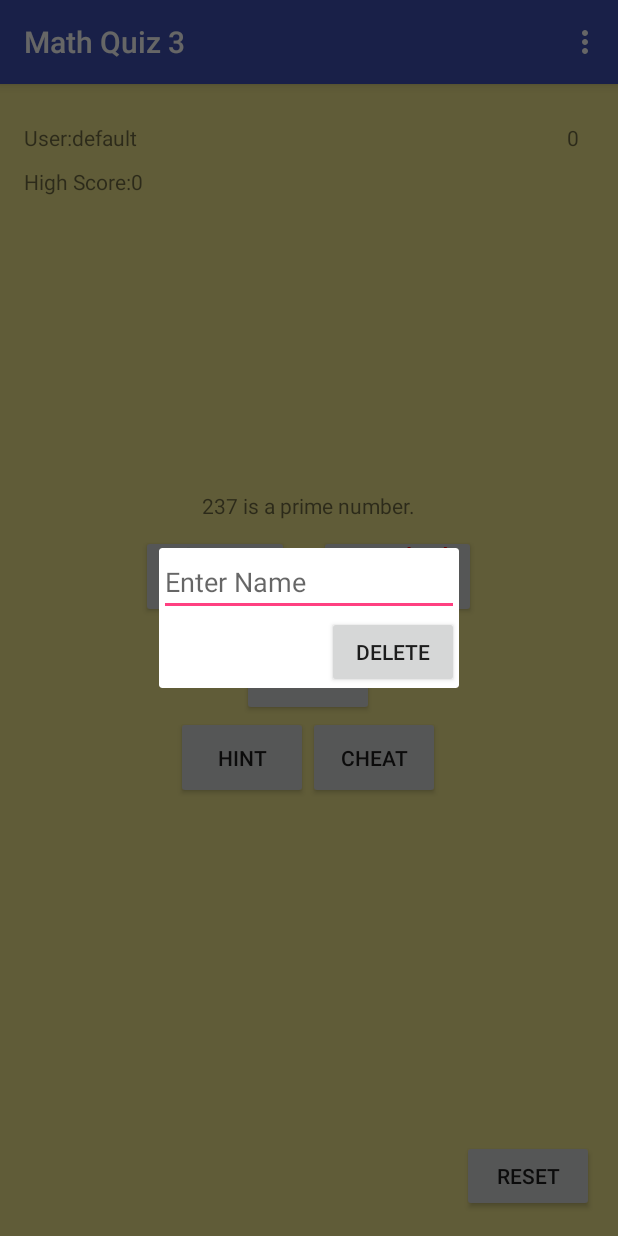
After one commit to adeshpdelhi/MCAssignment3, an Android app: the fragment DeleteUserFragment placed in its activity, on a phone screen of 412 x 824 dp. The commit adds this screen. Run offline under Robolectric (Android 15) with nearby library versions, the phone set to English and light mode, and no system bars.

Commit message:
delete user implemented

```diff
--- /dev/null
+++ b/app/src/main/java/com/creation/adesh/mcassignment3/DeleteUserFragment.java
@@ -0,0 +1,60 @@
+package com.creation.adesh.mcassignment3;
+
+import android.content.Context;
+import android.net.Uri;
+import android.os.Bundle;
+import android.support.v4.app.DialogFragment;
+import android.support.v4.app.Fragment;
+import android.view.LayoutInflater;
+import android.view.View;
+import android.view.ViewGroup;
+import android.widget.Button;
+import android.widget.EditText;
+
+
+public class DeleteUserFragment extends DialogFragment {
+
+    private DeleteUserListener mListener;
+    private EditText mName = null;
+
+    public DeleteUserFragment() {
+        // Required empty public constructor
+    }
+
+    @Override
+    public View onCreateView(LayoutInflater inflater, ViewGroup container,
+                             Bundle savedInstanceState) {
+        // Inflate the layout for this fragment
+        getDialog().setTitle("Delete user");
+        // Inflate the layout for this fragment
+        View v= inflater.inflate(R.layout.fragment_delete_user, container, false);
+        mName = (EditText)v.findViewById(R.id.deletename);
+        Button mSwitchUserButton = (Button)v.findViewById(R.id.deleteuserbutton);
+        mSwitchUserButton.setOnClickListener(new View.OnClickListener(){
+                                                 public void onClick(View v){
+                                                     String name = mName.getText().toString();
+                                                     mListener.deleteUser(name);
+                                                     dismiss();
+                                                 }
+                                             }
+
+        );
+        return v;
+    }
+
+
+    @Override
+    public void onAttach(Context context) {
+        super.onAttach(context);
+        if (context instanceof DeleteUserListener) {
+            mListener = (DeleteUserListener) context;
+        } else {
+            throw new RuntimeException(context.toString() + " must implement DeleteUserListener");
+        }
+    }
+
+    public interface DeleteUserListener {
+        // TODO: Update argument type and name
+        void deleteUser(String name);
+    }
+}
--- /dev/null
+++ b/app/src/main/res/layout/fragment_delete_user.xml
@@ -0,0 +1,21 @@
+<RelativeLayout xmlns:android="http://schemas.android.com/apk/res/android"
+    xmlns:tools="http://schemas.android.com/tools"
+    android:layout_width="match_parent"
+    android:layout_height="match_parent"
+    tools:context="com.creation.adesh.mcassignment3.DeleteUserFragment">
+
+    <EditText
+        android:layout_width="wrap_content"
+        android:layout_height="wrap_content"
+        android:id="@+id/deletename"
+        android:layout_centerHorizontal="true"
+        android:minWidth="200dp"
+        android:hint="@string/enterName"/>
+    <Button
+        android:layout_width="wrap_content"
+        android:layout_height="wrap_content"
+        android:text="@string/delete"
+        android:id="@+id/deleteuserbutton"
+        android:layout_below="@id/deletename"
+        android:layout_alignEnd="@id/deletename"/>
+</RelativeLayout>
--- a/app/src/main/res/menu/main_menu.xml
+++ b/app/src/main/res/menu/main_menu.xml
@@ -8,4 +8,6 @@
         android:title="@string/addUser" />
     <item android:id="@+id/switchuser"
         android:title="@string/switchUser" />
+    <item android:id="@+id/deleteuser"
+        android:title="@string/deleteUser" />
 </menu>
--- a/app/src/main/res/values/strings.xml
+++ b/app/src/main/res/values/strings.xml
@@ -15,10 +15,15 @@
     <string name="viewPublicLogs">View Public Logs</string>
     <string name="addUser">Add User</string>
     <string name="switchUser">Switch User</string>
+    <string name="deleteUser">Delete User</string>
     <string name="enterName">Enter Name</string>
     <string name="switchText">Switch</string>
     <string name="user">User: </string>
     <string name="add">Add</string>
     <string name="highScore">High Score: </string>
     <string name="RESET">RESET</string>
+    <string name="delete">Delete</string>
+
+    <!-- TODO: Remove or change this placeholder text -->
+    <string name="hello_blank_fragment">Hello blank fragment</string>
 </resources>
```
Also changed, not shown: app/src/main/java/com/creation/adesh/mcassignment3/MainActivity.java (+23 -5 lines).
